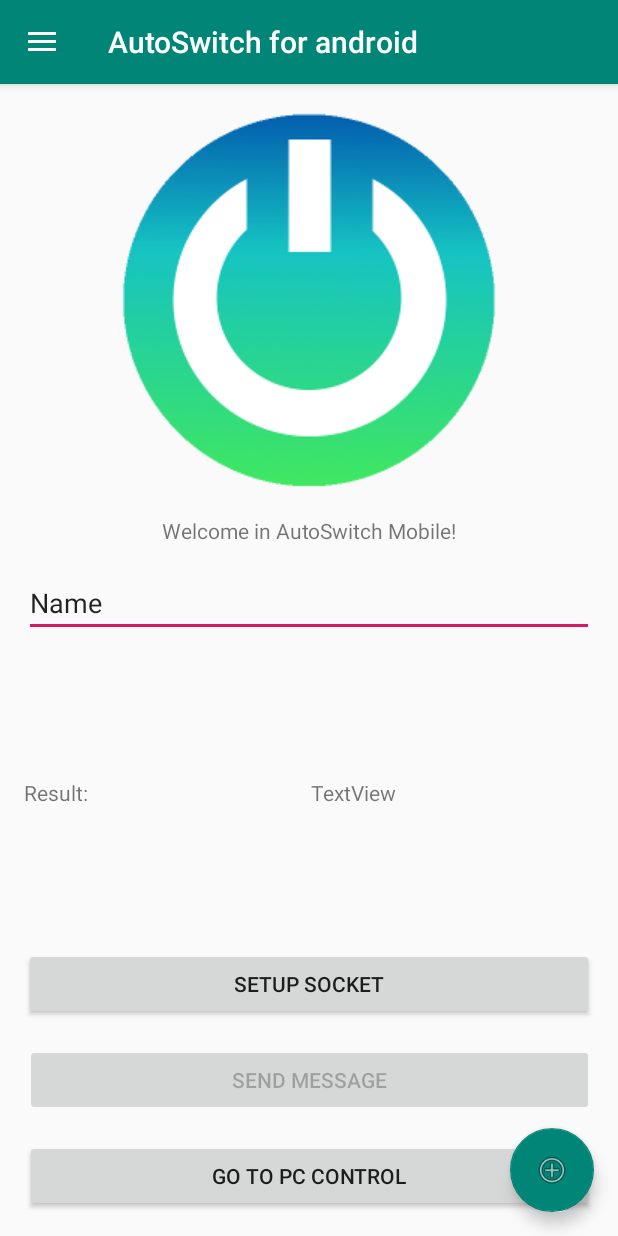
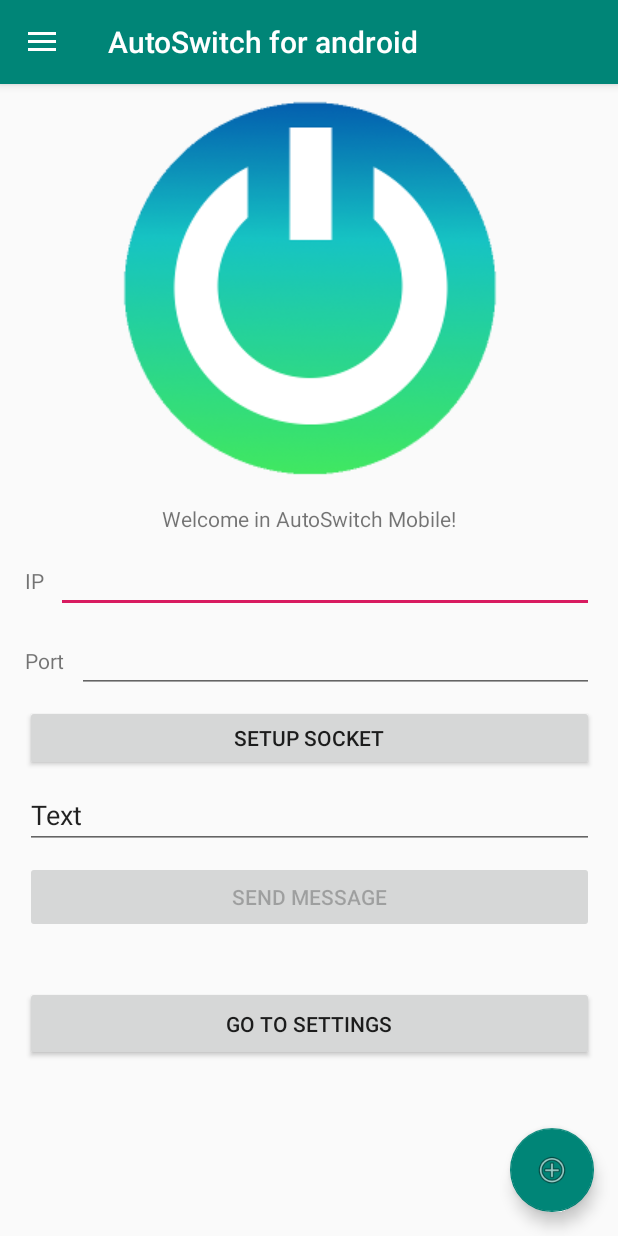
Before and after one commit to km2442/AutoSwitch, an Android app: the screen it shows after launch (MainActivity), on a phone screen of 412 x 824 dp. Run offline under Robolectric (Android 15) with nearby library versions, the phone set to English and light mode, and no system bars.

Commit message:
Improved Main Activity

```diff
--- a/Android/app/src/main/java/dev/kamilklecha/autoswitchmobile/MainActivity.java
+++ b/Android/app/src/main/java/dev/kamilklecha/autoswitchmobile/MainActivity.java
@@ -1,7 +1,6 @@
 package dev.kamilklecha.autoswitchmobile;
 
 import android.content.Intent;
-import android.os.Build;
 import android.os.Bundle;
 import android.support.design.widget.FloatingActionButton;
 import android.support.design.widget.NavigationView;
@@ -16,6 +15,7 @@
 import android.widget.Button;
 import android.widget.EditText;
 import android.widget.TextView;
+import android.widget.Toast;
 
 public class MainActivity extends AppCompatActivity
         implements NavigationView.OnNavigationItemSelectedListener {
@@ -29,7 +29,6 @@
         super.onCreate(savedInstanceState);
         setContentView(R.layout.activity_main);
         Toolbar toolbar = findViewById(R.id.toolbar);
-        sc = new SocketCommunicator((TextView) findViewById(R.id.tv_reply_from_server));
 
         setSupportActionBar(toolbar);
         FloatingActionButton fab = findViewById(R.id.fab);
@@ -47,7 +46,7 @@
         drawer.addDrawerListener(toggle);
         toggle.syncState();
         navigationView.setNavigationItemSelectedListener(this);
-        btn = findViewById(R.id.Main_btn);
+        btn = findViewById(R.id.Main_Activitysettings);
         View.OnClickListener cl = new View.OnClickListener() {
             @Override
             public void onClick(View v) {
@@ -58,7 +57,9 @@
         btn.setOnClickListener(cl);
 
         final Button buttonSend = (Button) findViewById(R.id.btn_send);
-        Button buttonSetup = (Button) findViewById(R.id.btn_setup);
+        final Button buttonSetup = (Button) findViewById(R.id.btn_setup);
+        final EditText IPGetter = (EditText) findViewById(R.id.Main_IP);
+        final EditText PortGetter = (EditText) findViewById(R.id.Main_Port);
 
         mEditTextSendMessage = (EditText) findViewById(R.id.edt_send_message);
 
@@ -72,9 +73,15 @@
         buttonSetup.setOnClickListener(new View.OnClickListener() {
             @Override
             public void onClick(View v) {
-                sc.sendMessage("Hi, " + Build.MODEL + " here");
-                sc.startReceiver();
-                buttonSend.setEnabled(true);
+                if(IPGetter.getText().toString().length()!=0 && PortGetter.getText().toString().length() != 0) {
+                    sc = new SocketCommunicator((TextView) findViewById(R.id.tv_reply_from_server),
+                            IPGetter.getText().toString(),
+                            Integer.parseInt(PortGetter.getText().toString()));
+                    buttonSend.setEnabled(true);
+                }
+                else {
+                    Toast.makeText(MainActivity.this, "Fill IP and Port!", Toast.LENGTH_LONG).show();
+                }
             }
         });
     }
--- a/Android/app/src/main/res/layout/content_main.xml
+++ b/Android/app/src/main/res/layout/content_main.xml
@@ -8,13 +8,31 @@
     tools:context=".MainActivity"
     tools:showIn="@layout/app_bar_main">
 
+    <android.support.v4.widget.NestedScrollView
+        android:layout_width="395dp"
+        android:layout_height="0dp"
+        android:fillViewport="true"
+        app:layout_constraintBottom_toBottomOf="parent"
+        app:layout_constraintEnd_toEndOf="parent"
+        app:layout_constraintStart_toStartOf="parent"
+        app:layout_constraintTop_toTopOf="parent">
+
+        <LinearLayout
+            android:layout_width="match_parent"
+            android:layout_height="wrap_content"
+            android:orientation="vertical">
+
+            <android.support.constraint.ConstraintLayout
+                android:layout_width="match_parent"
+                android:layout_height="match_parent">
+
                 <ImageView
                     android:id="@+id/imageView3"
                     android:layout_width="wrap_content"
                     android:layout_height="wrap_content"
-        android:layout_marginStart="16dp"
-        android:layout_marginTop="16dp"
-        android:layout_marginEnd="16dp"
+                    android:layout_marginStart="8dp"
+                    android:layout_marginTop="8dp"
+                    android:layout_marginEnd="8dp"
                     app:layout_constraintEnd_toEndOf="parent"
                     app:layout_constraintStart_toStartOf="parent"
                     app:layout_constraintTop_toTopOf="parent"
@@ -24,89 +42,125 @@
                     android:id="@+id/textView"
                     android:layout_width="wrap_content"
                     android:layout_height="wrap_content"
-        android:layout_marginStart="16dp"
+                    android:layout_marginStart="8dp"
                     android:layout_marginTop="16dp"
-        android:layout_marginEnd="16dp"
+                    android:layout_marginEnd="8dp"
                     android:text="@string/home_welcome"
+                    android:textAlignment="center"
                     app:layout_constraintEnd_toEndOf="parent"
                     app:layout_constraintStart_toStartOf="parent"
                     app:layout_constraintTop_toBottomOf="@+id/imageView3" />
 
                 <Button
-        android:id="@+id/Main_btn"
-        android:layout_width="379dp"
-        android:layout_height="wrap_content"
-        android:layout_marginStart="16dp"
-        android:layout_marginEnd="16dp"
-        android:layout_marginBottom="16dp"
-        android:text="@string/home_next_screen"
-        app:layout_constraintBottom_toBottomOf="parent"
+                    android:id="@+id/btn_setup"
+                    android:layout_width="0dp"
+                    android:layout_height="44dp"
+                    android:layout_marginStart="8dp"
+                    android:layout_marginTop="8dp"
+                    android:layout_marginEnd="8dp"
+                    android:text="Setup Socket"
                     app:layout_constraintEnd_toEndOf="parent"
-        app:layout_constraintStart_toStartOf="parent" />
-
-    <Button
-        android:id="@+id/btn_send"
-        android:layout_width="379dp"
-        android:layout_height="wrap_content"
-        android:layout_marginStart="16dp"
-        android:layout_marginEnd="16dp"
-        android:layout_marginBottom="16dp"
-        android:enabled="false"
-        android:text="Send Message"
-        app:layout_constraintBottom_toTopOf="@+id/Main_btn"
-        app:layout_constraintEnd_toEndOf="parent"
-        app:layout_constraintStart_toStartOf="parent" />
+                    app:layout_constraintHorizontal_bias="0.0"
+                    app:layout_constraintStart_toStartOf="parent"
+                    app:layout_constraintTop_toBottomOf="@+id/Main_Port" />
 
                 <EditText
                     android:id="@+id/edt_send_message"
                     android:layout_width="0dp"
-        android:layout_height="wrap_content"
-        android:layout_marginStart="16dp"
-        android:layout_marginTop="16dp"
-        android:layout_marginEnd="16dp"
+                    android:layout_height="44dp"
+                    android:layout_marginStart="8dp"
+                    android:layout_marginTop="8dp"
+                    android:layout_marginEnd="8dp"
                     android:ems="10"
                     android:inputType="textPersonName"
-        android:text="Name"
+                    android:text="Text"
                     app:layout_constraintEnd_toEndOf="parent"
                     app:layout_constraintStart_toStartOf="parent"
-        app:layout_constraintTop_toBottomOf="@+id/textView" />
+                    app:layout_constraintTop_toBottomOf="@+id/btn_setup" />
+
+                <Button
+                    android:id="@+id/btn_send"
+                    android:layout_width="0dp"
+                    android:layout_height="wrap_content"
+                    android:layout_marginStart="8dp"
+                    android:layout_marginTop="8dp"
+                    android:layout_marginEnd="8dp"
+                    android:enabled="false"
+                    android:text="Send Message"
+                    app:layout_constraintEnd_toEndOf="parent"
+                    app:layout_constraintStart_toStartOf="parent"
+                    app:layout_constraintTop_toBottomOf="@+id/edt_send_message" />
 
                 <TextView
                     android:id="@+id/tv_reply_from_server"
+                    android:layout_width="0dp"
+                    android:layout_height="wrap_content"
+                    android:layout_marginStart="8dp"
+                    android:layout_marginTop="8dp"
+                    android:layout_marginEnd="8dp"
+                    app:layout_constraintEnd_toEndOf="parent"
+                    app:layout_constraintStart_toStartOf="parent"
+                    app:layout_constraintTop_toBottomOf="@+id/btn_send" />
+
+                <Button
+                    android:id="@+id/Main_Activitysettings"
+                    android:layout_width="0dp"
+                    android:layout_height="50dp"
+                    android:layout_marginStart="8dp"
+                    android:layout_marginTop="8dp"
+                    android:layout_marginEnd="8dp"
+                    android:text="@string/home_next_screen"
+                    app:layout_constraintEnd_toEndOf="parent"
+                    app:layout_constraintStart_toStartOf="parent"
+                    app:layout_constraintTop_toBottomOf="@+id/tv_reply_from_server" />
+
+                <EditText
+                    android:id="@+id/Main_Port"
+                    android:layout_width="0dp"
+                    android:layout_height="wrap_content"
+                    android:layout_marginStart="8dp"
+                    android:layout_marginTop="8dp"
+                    android:layout_marginEnd="8dp"
+                    android:ems="10"
+                    android:inputType="number"
+                    android:phoneNumber="false"
+                    app:layout_constraintEnd_toEndOf="parent"
+                    app:layout_constraintStart_toEndOf="@+id/textView3"
+                    app:layout_constraintTop_toBottomOf="@+id/Main_IP" />
+
+                <TextView
+                    android:id="@+id/textView3"
                     android:layout_width="wrap_content"
                     android:layout_height="wrap_content"
-        android:layout_marginStart="16dp"
-        android:layout_marginTop="16dp"
-        android:layout_marginEnd="16dp"
-        android:layout_marginBottom="16dp"
-        android:text="TextView"
-        app:layout_constraintBottom_toTopOf="@+id/btn_setup"
-        app:layout_constraintEnd_toEndOf="parent"
-        app:layout_constraintStart_toEndOf="@+id/textView4"
-        app:layout_constraintTop_toBottomOf="@+id/edt_send_message" />
+                    android:layout_marginStart="8dp"
+                    android:text="Port"
+                    app:layout_constraintBaseline_toBaselineOf="@id/Main_Port"
+                    app:layout_constraintStart_toStartOf="parent" />
 
                 <TextView
-        android:id="@+id/textView4"
+                    android:id="@+id/textView2"
                     android:layout_width="wrap_content"
                     android:layout_height="wrap_content"
-        android:layout_marginStart="16dp"
-        android:layout_marginTop="16dp"
-        android:layout_marginBottom="16dp"
-        android:text="Result:"
-        app:layout_constraintBottom_toTopOf="@+id/btn_setup"
-        app:layout_constraintStart_toStartOf="parent"
-        app:layout_constraintTop_toBottomOf="@+id/edt_send_message" />
+                    android:layout_marginStart="8dp"
+                    android:text="IP"
+                    app:layout_constraintBaseline_toBaselineOf="@id/Main_IP"
+                    app:layout_constraintStart_toStartOf="parent" />
 
-    <Button
-        android:id="@+id/btn_setup"
+                <EditText
+                    android:id="@+id/Main_IP"
                     android:layout_width="0dp"
                     android:layout_height="wrap_content"
-        android:layout_marginStart="16dp"
-        android:layout_marginEnd="16dp"
-        android:layout_marginBottom="16dp"
-        android:text="Setup Socket"
-        app:layout_constraintBottom_toTopOf="@+id/btn_send"
+                    android:layout_marginStart="8dp"
+                    android:layout_marginTop="8dp"
+                    android:layout_marginEnd="8dp"
+                    android:ems="10"
+                    android:inputType="textPersonName"
                     app:layout_constraintEnd_toEndOf="parent"
-        app:layout_constraintStart_toStartOf="parent" />
+                    app:layout_constraintStart_toEndOf="@+id/textView2"
+                    app:layout_constraintTop_toBottomOf="@+id/textView" />
 
             </android.support.constraint.ConstraintLayout>
+        </LinearLayout>
+    </android.support.v4.widget.NestedScrollView>
+
+</android.support.constraint.ConstraintLayout>
--- a/Android/app/src/main/res/values/strings.xml
+++ b/Android/app/src/main/res/values/strings.xml
@@ -13,6 +13,6 @@
     <string name="menu_tools">Tools</string>
     <string name="nav_header_subtitle">autoswitch@kamilklecha.dev</string>
     <string name="home_welcome">Welcome in AutoSwitch Mobile!</string>
-    <string name="home_next_screen">Go to PC control</string>
+    <string name="home_next_screen">Go to Settings</string>
     <string name="title_activity_settings">Settings</string>
 </resources>
```
Lines whose indentation alone changed are shown as unchanged.
